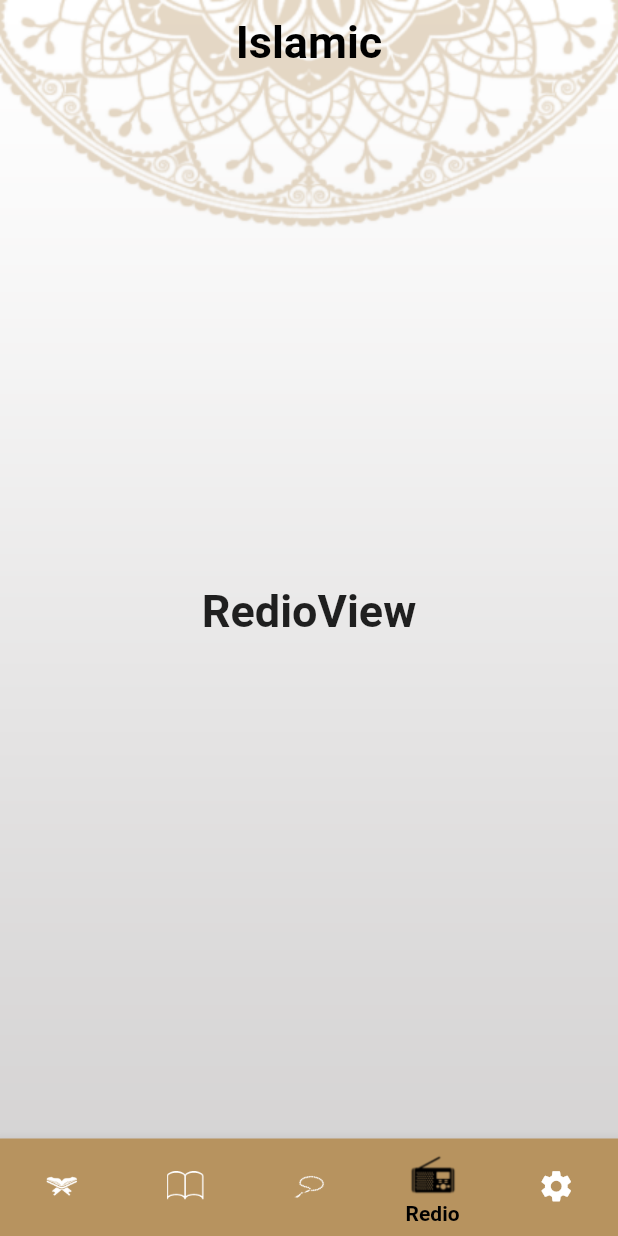
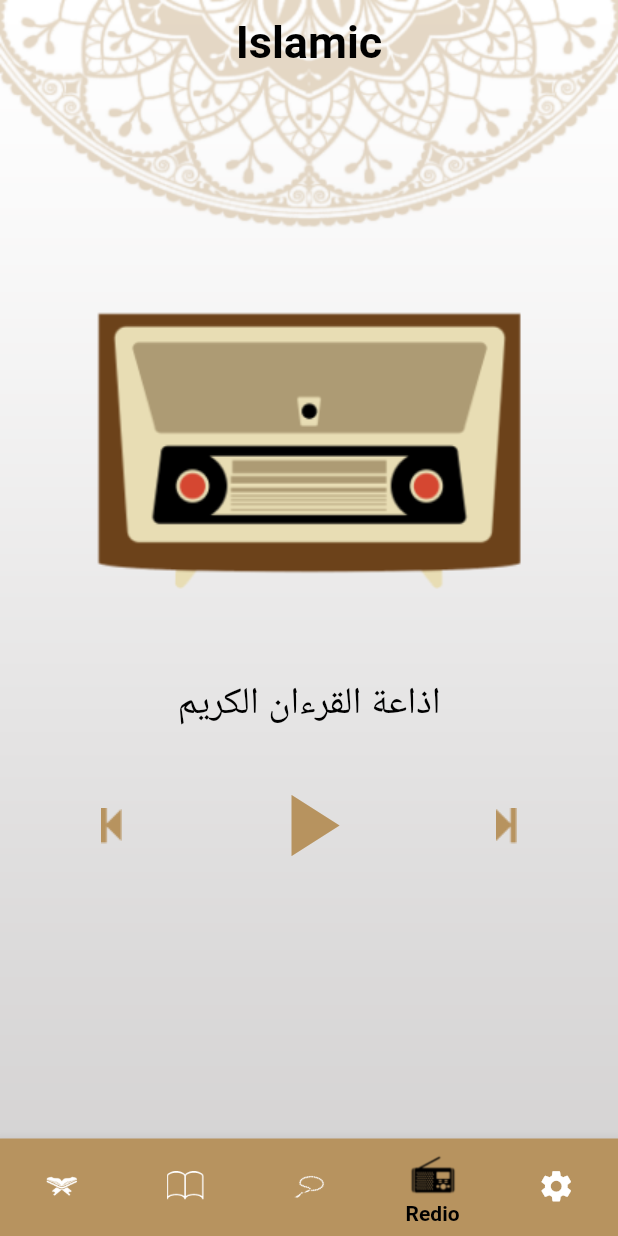
Before and after one commit to omarhamedmakram/islamic, a Flutter app: the screen it shows after launch, item 4 of the bottom bar chosen, on a phone screen of 412 x 824 dp. Run offline on Flutter 3.47's test engine with Material 2 defaults, Android fonts, the phone set to English and light mode, and no system bars.

Commit message:
add redio view.

```diff
--- a/lib/core/my_theme/my_theme.dart
+++ b/lib/core/my_theme/my_theme.dart
@@ -2,6 +2,9 @@ import 'package:flutter/material.dart';
 
 class MyTheme {
   static ThemeData lightTheme = ThemeData(
+      textTheme: TextTheme(
+          bodyMedium: TextStyle(
+              fontSize: 25, fontWeight: FontWeight.w500, color: Colors.black)),
       scaffoldBackgroundColor: Colors.transparent,
       primaryColor: Color(0xFFB7935F),
       appBarTheme: AppBarTheme(
@@ -19,5 +22,5 @@ class MyTheme {
           showSelectedLabels: true,
           selectedItemColor: Colors.black,
           selectedLabelStyle:
-              TextStyle(fontWeight: FontWeight.bold, fontSize: 14)));
+          TextStyle(fontWeight: FontWeight.bold, fontSize: 14)));
 }
--- a/lib/modules/redio_view/redio_view.dart
+++ b/lib/modules/redio_view/redio_view.dart
@@ -1,14 +1,67 @@
 import 'package:flutter/material.dart';
 
-class RedioView extends StatelessWidget {
-  const RedioView({super.key});
+class RedioView extends StatefulWidget {
+  @override
+  State<RedioView> createState() => _RedioViewState();
+}
+
+class _RedioViewState extends State<RedioView> {
+  bool isflag = true;
 
   @override
   Widget build(BuildContext context) {
-    return Center(
-      child: Text(
-        'RedioView',
-        style: TextStyle(fontSize: 30, fontWeight: FontWeight.bold),
+    var theme = Theme.of(context);
+    return Container(
+      width: MediaQuery.of(context).size.width,
+      height: MediaQuery.of(context).size.height,
+      child: Column(
+        mainAxisAlignment: MainAxisAlignment.center,
+        children: [
+          Image.asset('assets/images/body_redio.png'),
+          SizedBox(
+            height: 40,
+          ),
+          Text(
+            'اذاعة القرءان الكريم ',
+            style: theme.textTheme.bodyMedium,
+            textAlign: TextAlign.center,
+          ),
+          SizedBox(
+            height: 30,
+          ),
+          Container(
+            padding: EdgeInsetsDirectional.symmetric(horizontal: 20),
+            //  color: Colors.red,
+            child: Row(
+              mainAxisAlignment: MainAxisAlignment.spaceAround,
+              children: [
+                ImageIcon(
+                  AssetImage('assets/images/Icon-redio-next.png'),
+                  color: theme.primaryColor,
+                ),
+                InkWell(
+                  onTap: () {
+                    setState(() {
+                      isflag = !isflag;
+                    });
+                  },
+                  child: Icon(
+                    isflag ? Icons.play_arrow : Icons.stop,
+                    size: 70,
+                    color: theme.primaryColor,
+                  ),
+                ),
+                ImageIcon(
+                  AssetImage('assets/images/Icon metro-redio.png'),
+                  color: theme.primaryColor,
+                ),
+              ],
+            ),
+          ),
+          SizedBox(
+            height: 40,
+          ),
+        ],
       ),
     );
   }
```
Also changed, not shown: assets/images/2.0x/Icon awesome-play@2x.png (added), assets/images/2.0x/Icon metro-redio@2x.png (added), assets/images/2.0x/Icon-redio-next@2x.png (added), assets/images/3.0x/Icon awesome-play@3x.png (added), assets/images/3.0x/Icon metro-redio@3x.png (added), assets/images/3.0x/Icon-redio-next@3x.png (added), assets/images/Icon awesome-play.png (added), assets/images/Icon metro-redio.png (added), assets/images/Icon-redio-next.png (added), assets/images/body_redio.png (added).
